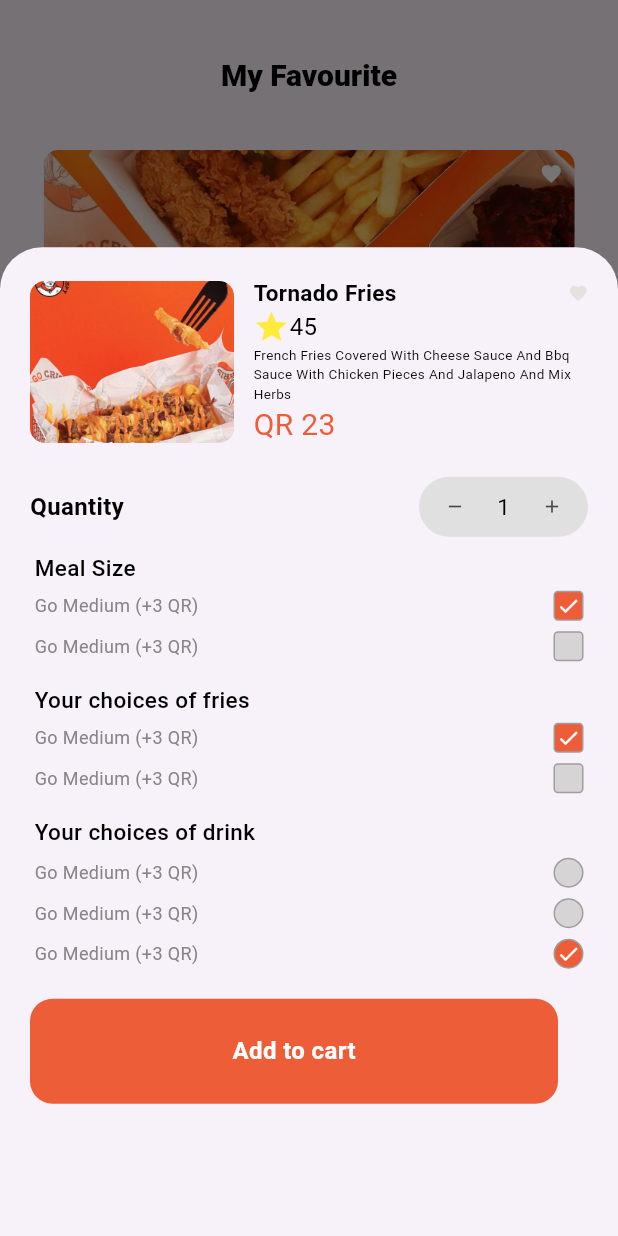
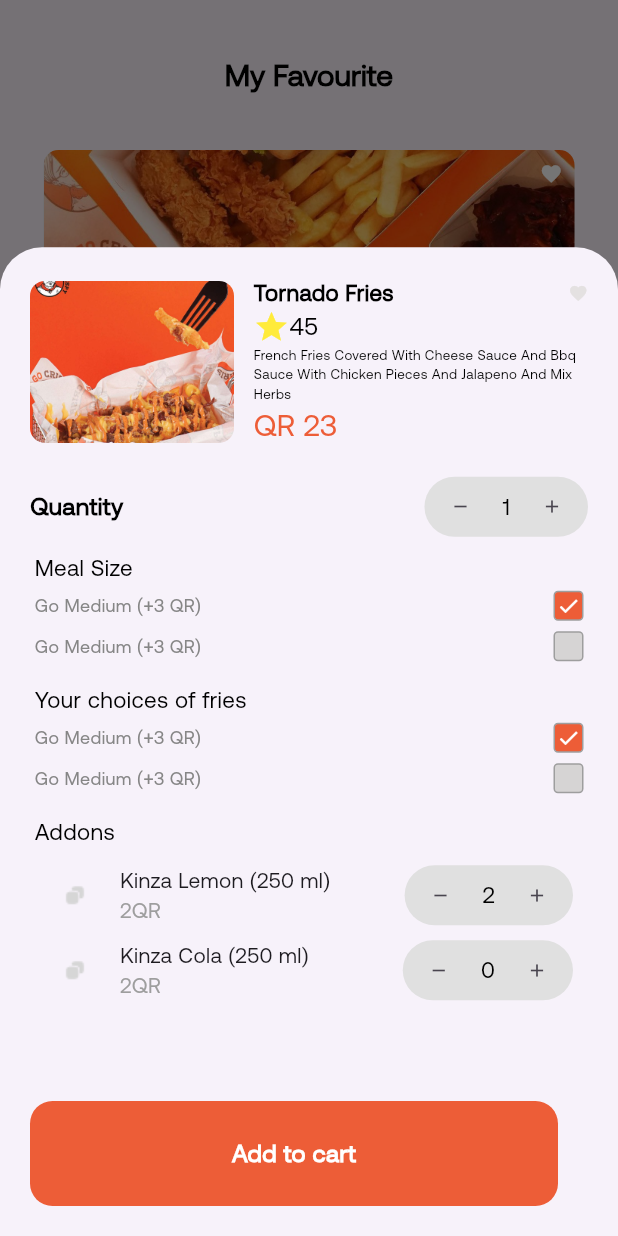
Before and after one commit to Afaf997/food_delivery_app, a Flutter app: the FavouriteScreen screen opened directly, after a tap on "15%", on a phone screen of 412 x 824 dp. Run offline on Flutter 3.47's test engine with Material 3 defaults, Android fonts, the phone set to English and light mode, and no system bars; our stand-ins replace pin_code_text_field.

Commit message:
image changed

```diff
--- a/lib/functions/bottom_sheet.dart
+++ b/lib/functions/bottom_sheet.dart
@@ -1,10 +1,10 @@
 import 'package:flutter/material.dart';
 import 'package:food_delivery_app/functions/costom_container_widget.dart';
 import 'package:food_delivery_app/utils/constant.dart';
+import 'package:food_delivery_app/widget/addons.dart';
 import 'package:food_delivery_app/widget/check_box_reusable.dart';
 import 'package:food_delivery_app/widget/reusable_heading.dart';
 import 'package:food_delivery_app/widget/reusable_text.dart';
-import 'package:food_delivery_app/widget/round_check.dart';
 
 void showCustomBottomSheet(BuildContext context) {
   showModalBottomSheet(
@@ -62,13 +62,10 @@
                           ),
                         ],
                       ),
-                      Container(
-                        width: double.infinity,
-                        child: const ReusableText(
+                      const ReusableText(
                         text:
                             'French Fries Covered With Cheese Sauce And Bbq Sauce With Chicken Pieces And Jalapeno And Mix Herbs',
                         fontSize: 9,
-                        ),
                       ),
                       const ReusableText(
                         text: 'QR 23',
@@ -102,7 +99,8 @@
                           Icons.remove,
                           size: 14,
                         ),
-                        onPressed: () {},),
+                        onPressed: () {},
+                      ),
                       const SizedBox(width: kCustomSizedBoxWidth),
                       const ReusableText(
                         text: '1',
@@ -121,49 +119,39 @@
                 ),
               ],
             ),
-            const SizedBox(
-              height: kCustomSizedBoxHeight,
+            const SizedBox(height: kCustomSizedBoxHeight),
+            buildHeading('Meal Size'),
+            const SizedBox(height: kCustomSizedBoxHeightE),
+            buildCheckbox('Go Medium (+3 QR)', true),
+            const SizedBox(height: kCustomSizedBoxHeightF),
+            buildCheckbox('Go Medium (+3 QR)', false),
+            const SizedBox(height: 15),
+            buildHeading('Your choices of fries'),
+            const SizedBox(height: kCustomSizedBoxHeightE),
+            buildCheckbox('Go Medium (+3 QR)', true),
+            const SizedBox(height: kCustomSizedBoxHeightF),
+            buildCheckbox('Go Medium (+3 QR)', false),
+            const SizedBox(height: kCustomSizedBoxHeightG),
+            buildHeading('Addons'),
+            const SizedBox(height: kCustomSizedBoxHeightF),
+            Expanded(
+              child: ListView(
+                children: const [
+                  AddOnItem(
+                    image: 'assets/images/copy.png',
+                    title: 'Kinza Lemon (250 ml)',
+                    subtitle: '2QR',
+                    initialCount: 2,
                   ),
-            buildHeading('Meal Size'),
-            const SizedBox(
-              height: kCustomSizedBoxHeightE,
+                  AddOnItem(
+                    image: 'assets/images/copy.png',
+                    title: 'Kinza Cola (250 ml)',
+                    subtitle: '2QR',
                   ),
-            buildCheckbox('Go Medium (+3 QR)', true),
-            const SizedBox(
-              height: kCustomSizedBoxHeightF,
+                ],
               ),
-            buildCheckbox('Go Medium (+3 QR)', false),
-            const SizedBox(
-              height: 15,
             ),
-            buildHeading('Your choices of fries'),
-            const SizedBox(
-              height: kCustomSizedBoxHeightE,
-            ),
-            buildCheckbox('Go Medium (+3 QR)', true),
-            const SizedBox(
-              height: kCustomSizedBoxHeightF,
-            ),
-            buildCheckbox('Go Medium (+3 QR)', false),
-            const SizedBox(
-              height: kCustomSizedBoxHeightG,
-            ),
-            buildHeading('Your choices of drink'),
-            const SizedBox(
-              height: kCustomSizedBoxHeightF,
-            ),
-            roundCheckbox('Go Medium (+3 QR)', false),
-            const SizedBox(
-              height: kCustomSizedBoxHeightF,
-            ),
-            roundCheckbox('Go Medium (+3 QR)', false),
-            const SizedBox(
-              height: kCustomSizedBoxHeightF,
-            ),
-            roundCheckbox('Go Medium (+3 QR)', true),
-            const SizedBox(
-              height: kCustomSizedBoxHeightA,
-            ),
+            const SizedBox(height: kCustomSizedBoxHeightA),
             const CustomContainerWidget(),
           ],
         ),
--- a/lib/main.dart
+++ b/lib/main.dart
@@ -11,9 +11,9 @@
   @override
   Widget build(BuildContext context) {
     return MaterialApp(
+      theme: ThemeData(fontFamily: "Aeonik"),
       debugShowCheckedModeBanner: false,
-      title: 'Flutter Demo',
-      theme: ThemeData(),
+      title: 'food_delivery',
       home: const SplashScreen(),
 
     );
--- /dev/null
+++ b/lib/widget/addons.dart
@@ -0,0 +1,99 @@
+import 'package:flutter/material.dart';
+import 'package:food_delivery_app/utils/constant.dart';
+import 'package:food_delivery_app/widget/reusable_text.dart';
+
+class AddOnItem extends StatefulWidget {
+  final String image;
+  final String title;
+  final String subtitle;
+  final int initialCount;
+
+  const AddOnItem({
+    Key? key,
+    required this.image,
+    required this.title,
+    required this.subtitle,
+    this.initialCount = 0,
+  }) : super(key: key);
+
+  @override
+  _AddOnItemState createState() => _AddOnItemState();
+}
+
+class _AddOnItemState extends State<AddOnItem> {
+  int _count;
+
+  _AddOnItemState() : _count = 0;
+
+  @override
+  void initState() {
+    super.initState();
+    _count = widget.initialCount;
+  }
+
+  void _increment() {
+    setState(() {
+      _count++;
+    });
+  }
+
+  void _decrement() {
+    if (_count > 0) {
+      setState(() {
+        _count--;
+      });
+    }
+  }
+
+  @override
+  Widget build(BuildContext context) {
+    return Padding(
+      padding: const EdgeInsets.symmetric(horizontal: 10, vertical: 5),
+      child: Row(
+        children: [
+          Image.asset(widget.image, width: 40, height: 40),
+          SizedBox(width: 10),
+          Column(
+            crossAxisAlignment: CrossAxisAlignment.start,
+            children: [
+              Text(widget.title, style: TextStyle(fontSize: 14)),
+              Text(widget.subtitle, style: TextStyle(color: Colors.grey,fontSize: 14)),
+            ],
+          ),
+          Spacer(),
+          Container(
+            height: 40,
+            decoration: BoxDecoration(
+              borderRadius: BorderRadius.circular(100),
+              color: Colors.grey[300],
+            ),
+            child: Row(
+              children: [
+                IconButton(
+                  icon: const Icon(
+                    Icons.remove,
+                    size: 14,
+                  ),
+                  onPressed: _decrement,
+                ),
+                const SizedBox(width: kCustomSizedBoxWidth),
+                ReusableText( // You can use const here if ReusableText is a const constructor
+                  text: _count.toString(), // Show current count
+                  fontSize: 15,
+                ),
+                const SizedBox(width: kCustomSizedBoxWidth),
+                IconButton(
+                  icon: const Icon(
+                    Icons.add,
+                    size: 14,
+                  ),
+                  onPressed: _increment,
+                ),
+              ],
+            ),
+          ),
+        ],
+      ),
+    );
+  }
+}
--- a/lib/widget/round_check.dart
+++ /dev/null
@@ -1,31 +0,0 @@
-import 'package:flutter/material.dart';
-import 'package:food_delivery_app/utils/constant.dart';
-import 'package:food_delivery_app/widget/reusable_text.dart';
-
-Widget roundCheckbox(String title, bool isChecked) {
-  return Padding(
-    padding:const EdgeInsets.symmetric(horizontal: 3),
-    child: Row(
-      mainAxisAlignment: MainAxisAlignment.spaceBetween,
-      children: [
-        ReusableText(text: title,fontSize: 12,color:const Color.fromARGB(255, 134, 134, 134),),
-        Container(
-          width: 20,
-          height: 20,
-          decoration: BoxDecoration(
-            borderRadius: BorderRadius.circular(20),
-            border: Border.all(color: Colors.grey),
-            color: isChecked ? kOrangeColor :const Color.fromARGB(255, 214, 212, 212),
-          ),
-          child: isChecked
-              ?const Icon(
-                  Icons.check,
-                  size: 16,
-                  color:kWhite,
-                )
-              : null,
-        ),
-      ],
-    ),
-  );
-}
```
Also changed, not shown: pubspec.yaml (+7 -4 lines), assets/fonts/AeonikTRIAL-Light.otf (added), assets/fonts/AeonikTRIAL-Regular.otf (added), assets/fonts/AeonikTRIAL-RegularItalic.otf (added), assets/images/adon1.png (added), assets/images/adon2.png (added), assets/images/adon3.png (added). Lines whose indentation alone changed are shown as unchanged.
